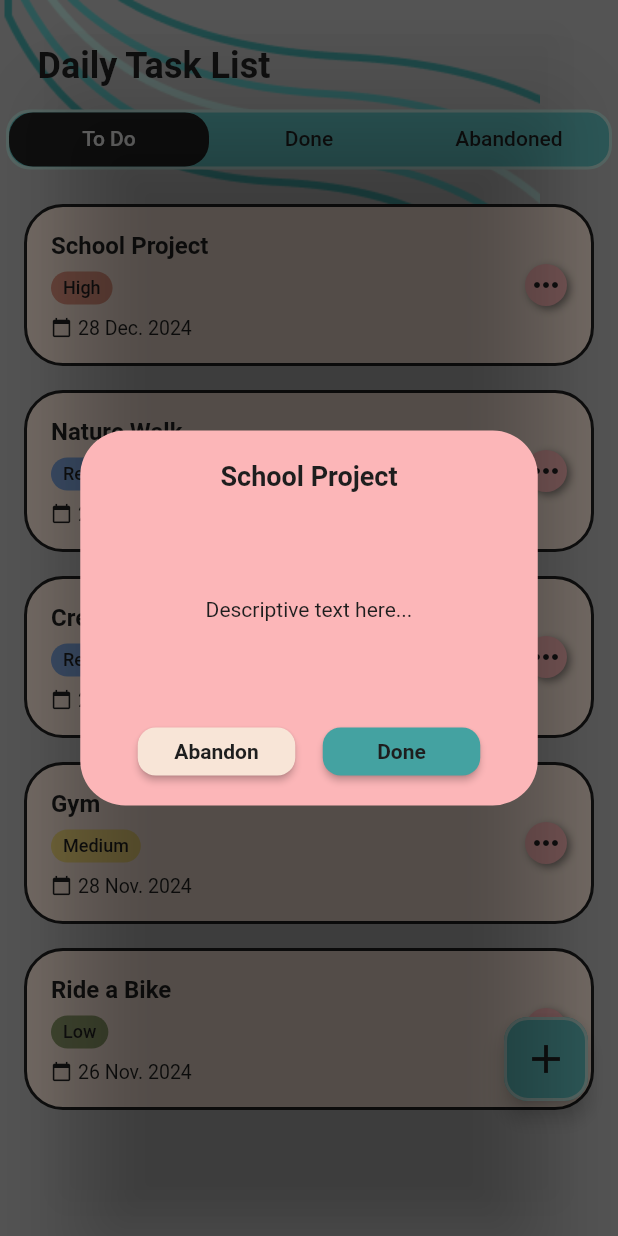
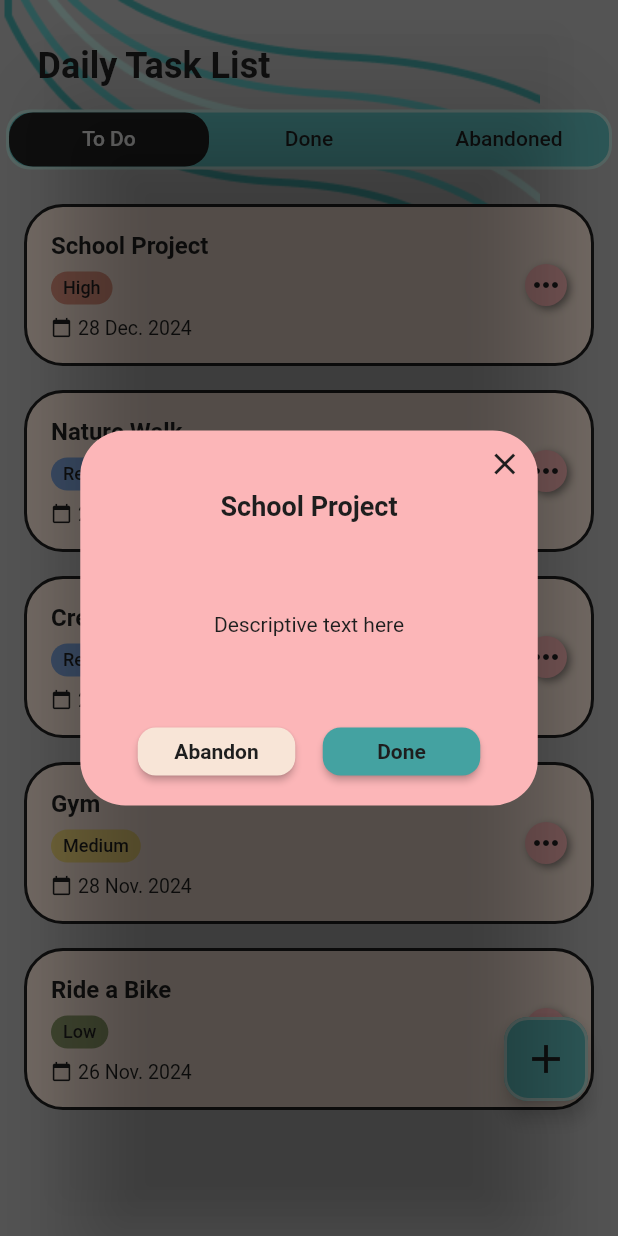
Before and after one commit to FlorentinaBandasila/MindTrack_FE, a Flutter app: the TaskPage screen opened directly, after a tap on the "keyboard control" icon, on a phone screen of 412 x 824 dp. Run offline on Flutter 3.47's test engine with Material 3 defaults, Android fonts, the phone set to English and light mode, and no system bars; our stand-ins replace flutter_riverpod, iconsax, lottie.

Commit message:
pop up details

```diff
--- a/lib/details_popup.dart
+++ b/lib/details_popup.dart
@@ -2,7 +2,29 @@ import 'package:flutter/material.dart';
 import 'package:mindtrack/constant/constant.dart';
 
 void showTaskOptionsPopup(
-    BuildContext context, String title, String description) {
+    BuildContext context, String title, String description, String currentTab) {
+  final String taskTitle = title;
+  final String taskDescription = description;
+
+  final List<_PopupActionButton> buttons = [];
+
+  if (currentTab == 'todo') {
+    buttons.addAll([
+      _PopupActionButton(label: "Abandon", color: MyColors.cream),
+      _PopupActionButton(label: "Done", color: MyColors.turqouise),
+    ]);
+  } else if (currentTab == 'done') {
+    buttons.addAll([
+      _PopupActionButton(label: "Abandon", color: MyColors.cream),
+      _PopupActionButton(label: "To Do", color: MyColors.turqouise),
+    ]);
+  } else if (currentTab == 'abandoned') {
+    buttons.addAll([
+      _PopupActionButton(label: "To Do", color: MyColors.cream),
+      _PopupActionButton(label: "Done", color: MyColors.turqouise),
+    ]);
+  }
+
   showDialog(
     context: context,
     barrierDismissible: true,
@@ -10,10 +32,13 @@ void showTaskOptionsPopup(
       return Dialog(
         backgroundColor: Colors.transparent,
         child: Center(
-          child: Container(
+          child: Stack(
+            children: [
+              Container(
                 width: 305,
                 height: 250,
-            padding: const EdgeInsets.all(20),
+                padding: const EdgeInsets.only(
+                    left: 20, top: 40, right: 20, bottom: 20),
                 decoration: BoxDecoration(
                   color: MyColors.pink,
                   borderRadius: BorderRadius.circular(30),
@@ -21,9 +46,8 @@ void showTaskOptionsPopup(
                 child: Column(
                   mainAxisAlignment: MainAxisAlignment.spaceBetween,
                   children: [
-                // Titlu
                     Text(
-                  title,
+                      taskTitle,
                       textAlign: TextAlign.center,
                       style: const TextStyle(
                         fontWeight: FontWeight.bold,
@@ -31,70 +55,66 @@ void showTaskOptionsPopup(
                         color: MyColors.black,
                       ),
                     ),
-
-                // Descriere
                     Text(
-                  description,
+                      taskDescription,
                       textAlign: TextAlign.center,
                       style: const TextStyle(
                         fontSize: 14,
                         color: MyColors.black,
                       ),
                     ),
-
-                // Butoane
                     Row(
                       mainAxisAlignment: MainAxisAlignment.spaceEvenly,
-                  children: [
-                    SizedBox(
+                      children: buttons
+                          .map((button) => SizedBox(
                                 width: 105,
                                 height: 32,
                                 child: ElevatedButton(
                                   style: ElevatedButton.styleFrom(
-                          backgroundColor: MyColors.cream,
+                                    backgroundColor: button.color,
                                     shape: RoundedRectangleBorder(
                                       borderRadius: BorderRadius.circular(12),
                                     ),
                                   ),
                                   onPressed: () {
-                          print("Task \"$title\" marked as Abandoned.");
+                                    print(
+                                        'Task "$taskTitle" moved to ${button.label}');
                                     Navigator.of(context).pop();
                                   },
-                        child: const Text("Abandon",
-                            style: TextStyle(
+                                  child: Text(
+                                    button.label,
+                                    style: const TextStyle(
                                       color: MyColors.black,
                                       fontSize: 14,
-                                fontWeight: FontWeight.bold)),
+                                      fontWeight: FontWeight.bold,
                                     ),
                                   ),
-                    SizedBox(
-                      width: 105,
-                      height: 32,
-                      child: ElevatedButton(
-                        style: ElevatedButton.styleFrom(
-                          backgroundColor: MyColors.turqouise,
-                          shape: RoundedRectangleBorder(
-                            borderRadius: BorderRadius.circular(12),
+                                ),
+                              ))
+                          .toList(),
+                    ),
+                  ],
                 ),
               ),
-                        onPressed: () {
-                          print("Task \"$title\" marked as Done.");
-                          Navigator.of(context).pop();
-                        },
-                        child: const Text("Done",
-                            style: TextStyle(
-                                color: MyColors.black,
-                                fontSize: 14,
-                                fontWeight: FontWeight.bold)),
+              Positioned(
+                top: 10,
+                right: 10,
+                child: GestureDetector(
+                  onTap: () => Navigator.of(context).pop(),
+                  child: const Icon(Icons.close, color: MyColors.black),
                 ),
               ),
             ],
-                ),
-              ],
-            ),
           ),
         ),
       );
     },
   );
 }
+
+class _PopupActionButton {
+  final String label;
+  final Color color;
+
+  _PopupActionButton({required this.label, required this.color});
+}
--- a/lib/tasklist.dart
+++ b/lib/tasklist.dart
@@ -115,10 +115,7 @@ class _TaskPageState extends State<TaskPage>
           GestureDetector(
             onTap: () {
               showTaskOptionsPopup(
-                context,
-                title,
-                'Descriptive text here...',
-              );
+                  context, title, "Descriptive text here", tabType);
             },
             child: Stack(
               alignment: Alignment.center,
```
Lines whose indentation alone changed are shown as unchanged.
